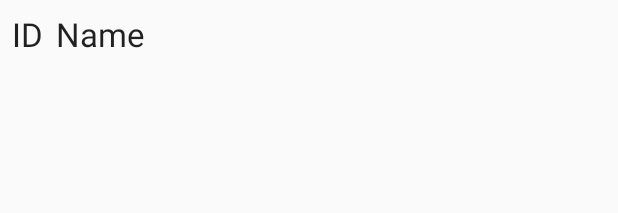
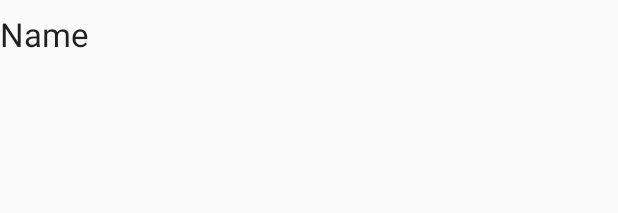
Before and after one commit to zach-king/PynnyAndroid, an Android app: the layout category_list_item.xml on its own in the app's theme, with its tools: preview values and no code run, on a phone screen of 412 x 824 dp. Shown: the top 213 px of the screen. Run offline under Robolectric (Android 15) with nearby library versions, the phone set to English and light mode, and no system bars.

Commit message:
fixed way create views retrieve related objects

```diff
--- a/app/src/main/java/king/zach/pynny/database/adapters/CategoryCursorAdapter.java
+++ b/app/src/main/java/king/zach/pynny/database/adapters/CategoryCursorAdapter.java
@@ -34,15 +34,12 @@ public class CategoryCursorAdapter extends CursorAdapter {
     @Override
     public void bindView(View view, Context context, Cursor cursor) {
         // Find fileds to populate in inflated template
-        TextView tvCategoryId = (TextView) view.findViewById(R.id.tvCategoryId);
         TextView tvCategoryName = (TextView) view.findViewById(R.id.tvCategoryName);
 
         // Extract properties from cursor
-        long categoryId = cursor.getLong(cursor.getColumnIndexOrThrow(PynnyDBHandler.COLUMN_CATEGORY_ID));
         String categoryName = cursor.getString(cursor.getColumnIndexOrThrow(PynnyDBHandler.COLUMN_CATEGORY_NAME));
 
         // Populate the fields in the view
-        tvCategoryId.setText(String.valueOf(categoryId));
         tvCategoryName.setText(categoryName);
     }
 }
--- a/app/src/main/res/layout/activity_create_budget.xml
+++ b/app/src/main/res/layout/activity_create_budget.xml
@@ -64,7 +64,7 @@
         android:layout_height="wrap_content"
         android:layout_marginLeft="8dp"
         android:layout_marginRight="8dp"
-        android:layout_marginTop="8dp"
+        android:layout_marginTop="10dp"
         android:ems="10"
         android:inputType="numberDecimal"
         android:textAlignment="center"
--- a/app/src/main/res/layout/category_list_item.xml
+++ b/app/src/main/res/layout/category_list_item.xml
@@ -8,27 +8,15 @@
     android:orientation="vertical">
 
     <TextView
-        android:id="@+id/tvCategoryId"
-        android:layout_width="21dp"
-        android:layout_height="wrap_content"
-        android:text="@string/category_list_item_id"
-        android:textAppearance="@style/TextAppearance.AppCompat.Large"
-        app:layout_constraintTop_toTopOf="parent"
-        android:layout_marginTop="8dp"
-        android:layout_marginLeft="8dp"
-        app:layout_constraintLeft_toLeftOf="parent" />
-
-    <TextView
         android:id="@+id/tvCategoryName"
         android:layout_width="320dp"
         android:layout_height="wrap_content"
         android:layout_marginEnd="7dp"
-        android:layout_marginLeft="8dp"
         android:layout_marginStart="8dp"
         android:layout_marginTop="8dp"
         android:text="@string/category_list_item_name"
         android:textAppearance="@style/TextAppearance.AppCompat.Large"
-        app:layout_constraintLeft_toRightOf="@+id/tvCategoryId"
-        app:layout_constraintTop_toTopOf="parent" />
+        app:layout_constraintTop_toTopOf="parent"
+        tools:layout_editor_absoluteX="37dp" />
 
 </android.support.constraint.ConstraintLayout>
```
Also changed, not shown: app/src/main/java/king/zach/pynny/activities/create/CreateBudgetActivity.java (+4 -12 lines), app/src/main/java/king/zach/pynny/activities/create/CreateTransactionActivity.java (+4 -12 lines), app/src/main/res/layout/activity_all_transactions.xml (+3 -4 lines), app/src/main/res/layout/transaction_list_item.xml (+11 -9 lines).
